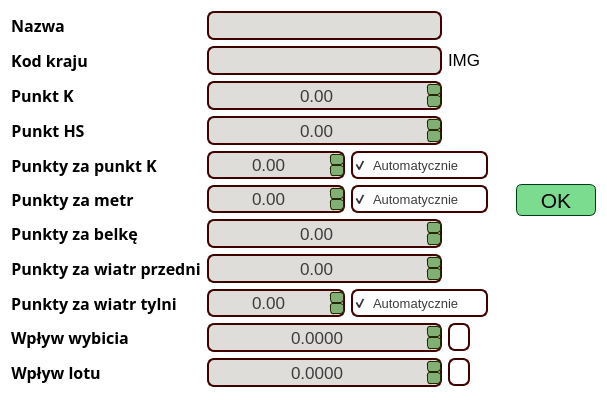
Before: the Qt Designer form UI/EditorWidgets/HillEditorWidget.ui in SiekamCebule/sj-sim, drawn with Qt 5.
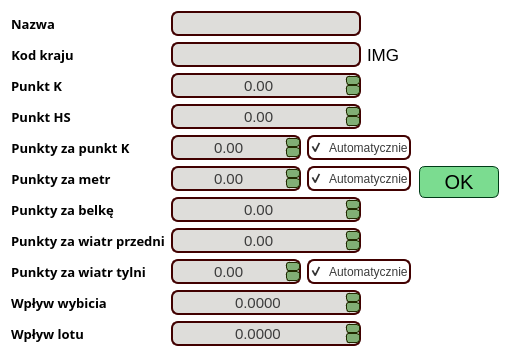
After: the same form once the commit is applied. Icons and pictures are not drawn.

Patch:
```diff
--- a/UI/EditorWidgets/HillEditorWidget.ui
+++ b/UI/EditorWidgets/HillEditorWidget.ui
@@ -9,8 +9,8 @@
    <rect>
     <x>0</x>
     <y>0</y>
-    <width>607</width>
-    <height>400</height>
+    <width>510</width>
+    <height>363</height>
    </rect>
   </property>
   <property name="font">
@@ -25,7 +25,7 @@
    <string notr="true">background-color: rgb(255, 255, 255);
 color: black;</string>
   </property>
-  <layout class="QHBoxLayout" name="horizontalLayout_7">
+  <layout class="QHBoxLayout" name="horizontalLayout_5">
    <item>
     <layout class="QFormLayout" name="formLayout_input">
      <item row="0" column="0">
@@ -33,7 +33,7 @@
        <property name="font">
         <font>
          <family>Quicksand Medium</family>
-         <pointsize>12</pointsize>
+         <pointsize>10</pointsize>
          <bold>true</bold>
         </font>
        </property>
@@ -56,7 +56,7 @@
        <property name="font">
         <font>
          <family>Quicksand Medium</family>
-         <pointsize>12</pointsize>
+         <pointsize>10</pointsize>
          <bold>true</bold>
         </font>
        </property>
@@ -79,7 +79,7 @@
        <property name="font">
         <font>
          <family>Quicksand Medium</family>
-         <pointsize>12</pointsize>
+         <pointsize>10</pointsize>
          <bold>true</bold>
         </font>
        </property>
@@ -102,7 +102,7 @@
        <property name="font">
         <font>
          <family>Quicksand Medium</family>
-         <pointsize>12</pointsize>
+         <pointsize>10</pointsize>
          <bold>true</bold>
         </font>
        </property>
@@ -125,7 +125,7 @@
        <property name="font">
         <font>
          <family>Quicksand Medium</family>
-         <pointsize>12</pointsize>
+         <pointsize>10</pointsize>
          <bold>true</bold>
         </font>
        </property>
@@ -148,7 +148,7 @@
        <property name="font">
         <font>
          <family>Quicksand Medium</family>
-         <pointsize>12</pointsize>
+         <pointsize>10</pointsize>
          <bold>true</bold>
         </font>
        </property>
@@ -171,7 +171,7 @@
        <property name="font">
         <font>
          <family>Quicksand Medium</family>
-         <pointsize>12</pointsize>
+         <pointsize>10</pointsize>
          <bold>true</bold>
         </font>
        </property>
@@ -194,7 +194,7 @@
        <property name="font">
         <font>
          <family>Quicksand Medium</family>
-         <pointsize>12</pointsize>
+         <pointsize>10</pointsize>
          <bold>true</bold>
         </font>
        </property>
@@ -217,7 +217,7 @@
        <property name="font">
         <font>
          <family>Quicksand Medium</family>
-         <pointsize>12</pointsize>
+         <pointsize>10</pointsize>
          <bold>true</bold>
         </font>
        </property>
@@ -240,7 +240,7 @@
        <property name="font">
         <font>
          <family>Quicksand Medium</family>
-         <pointsize>12</pointsize>
+         <pointsize>10</pointsize>
          <bold>true</bold>
         </font>
        </property>
@@ -263,7 +263,7 @@
        <property name="font">
         <font>
          <family>Quicksand Medium</family>
-         <pointsize>12</pointsize>
+         <pointsize>10</pointsize>
          <bold>true</bold>
         </font>
        </property>
@@ -285,19 +285,19 @@
       <widget class="QLineEdit" name="lineEdit_name">
        <property name="minimumSize">
         <size>
-         <width>235</width>
-         <height>29</height>
+         <width>190</width>
+         <height>25</height>
         </size>
        </property>
        <property name="maximumSize">
         <size>
-         <width>235</width>
+         <width>190</width>
          <height>28</height>
         </size>
        </property>
        <property name="font">
         <font>
-         <pointsize>13</pointsize>
+         <pointsize>11</pointsize>
         </font>
        </property>
        <property name="styleSheet">
@@ -329,19 +329,19 @@
         <widget class="QLineEdit" name="lineEdit_countryCode">
          <property name="minimumSize">
           <size>
-           <width>235</width>
-           <height>29</height>
+           <width>190</width>
+           <height>25</height>
           </size>
          </property>
          <property name="maximumSize">
           <size>
-           <width>235</width>
+           <width>190</width>
            <height>28</height>
           </size>
          </property>
          <property name="font">
           <font>
-           <pointsize>13</pointsize>
+           <pointsize>11</pointsize>
           </font>
          </property>
          <property name="styleSheet">
@@ -405,19 +405,19 @@
       <widget class="QDoubleSpinBox" name="doubleSpinBox_KPoint">
        <property name="minimumSize">
         <size>
-         <width>235</width>
-         <height>29</height>
+         <width>190</width>
+         <height>25</height>
         </size>
        </property>
        <property name="maximumSize">
         <size>
-         <width>235</width>
+         <width>190</width>
          <height>28</height>
         </size>
        </property>
        <property name="font">
         <font>
-         <pointsize>13</pointsize>
+         <pointsize>11</pointsize>
         </font>
        </property>
        <property name="styleSheet">
@@ -456,19 +456,19 @@
       <widget class="QDoubleSpinBox" name="doubleSpinBox_HSPoint">
        <property name="minimumSize">
         <size>
-         <width>235</width>
-         <height>29</height>
+         <width>190</width>
+         <height>25</height>
         </size>
        </property>
        <property name="maximumSize">
         <size>
-         <width>235</width>
+         <width>190</width>
          <height>28</height>
         </size>
        </property>
        <property name="font">
         <font>
-         <pointsize>13</pointsize>
+         <pointsize>11</pointsize>
         </font>
        </property>
        <property name="styleSheet">
@@ -510,18 +510,18 @@
          <property name="minimumSize">
           <size>
            <width>130</width>
-           <height>28</height>
+           <height>25</height>
           </size>
          </property>
          <property name="maximumSize">
           <size>
            <width>16777215</width>
-           <height>28</height>
+           <height>25</height>
           </size>
          </property>
          <property name="font">
           <font>
-           <pointsize>13</pointsize>
+           <pointsize>11</pointsize>
           </font>
          </property>
          <property name="styleSheet">
@@ -570,18 +570,18 @@
          <property name="minimumSize">
           <size>
            <width>0</width>
-           <height>28</height>
+           <height>25</height>
           </size>
          </property>
          <property name="maximumSize">
           <size>
            <width>16777215</width>
-           <height>28</height>
+           <height>25</height>
           </size>
          </property>
          <property name="font">
           <font>
-           <pointsize>10</pointsize>
+           <pointsize>9</pointsize>
           </font>
          </property>
          <property name="styleSheet">
@@ -609,18 +609,18 @@
          <property name="minimumSize">
           <size>
            <width>130</width>
-           <height>28</height>
+           <height>25</height>
           </size>
          </property>
          <property name="maximumSize">
           <size>
            <width>16777215</width>
-           <height>28</height>
+           <height>25</height>
           </size>
          </property>
          <property name="font">
           <font>
-           <pointsize>13</pointsize>
+           <pointsize>11</pointsize>
           </font>
          </property>
          <property name="styleSheet">
@@ -672,18 +672,18 @@
          <property name="minimumSize">
           <size>
            <width>0</width>
-           <height>28</height>
+           <height>25</height>
           </size>
          </property>
          <property name="maximumSize">
           <size>
            <width>16777215</width>
-           <height>28</height>
+           <height>25</height>
           </size>
          </property>
          <property name="font">
           <font>
-           <pointsize>10</pointsize>
+           <pointsize>9</pointsize>
           </font>
          </property>
          <property name="styleSheet">
@@ -708,19 +708,19 @@
       <widget class="QDoubleSpinBox" name="doubleSpinBox_gatePoints">
        <property name="minimumSize">
         <size>
-         <width>235</width>
-         <height>29</height>
+         <width>190</width>
+         <height>25</height>
         </size>
        </property>
        <property name="maximumSize">
         <size>
-         <width>235</width>
+         <width>190</width>
          <height>28</height>
         </size>
        </property>
        <property name="font">
         <font>
-         <pointsize>13</pointsize>
+         <pointsize>11</pointsize>
         </font>
        </property>
        <property name="styleSheet">
@@ -762,19 +762,19 @@
       <widget class="QDoubleSpinBox" name="doubleSpinBox_frontWindPoints">
        <property name="minimumSize">
         <size>
-         <width>235</width>
-         <height>29</height>
+         <width>190</width>
+         <height>25</height>
         </size>
        </property>
        <property name="maximumSize">
         <size>
-         <width>235</width>
+         <width>190</width>
          <height>28</height>
         </size>
        </property>
        <property name="font">
         <font>
-         <pointsize>13</pointsize>
+         <pointsize>11</pointsize>
         </font>
        </property>
        <property name="styleSheet">
@@ -819,18 +819,18 @@
          <property name="minimumSize">
           <size>
            <width>130</width>
-           <height>28</height>
+           <height>25</height>
           </size>
          </property>
          <property name="maximumSize">
           <size>
            <width>16777215</width>
-           <height>28</height>
+           <height>25</height>
           </size>
          </property>
          <property name="font">
           <font>
-           <pointsize>13</pointsize>
+           <pointsize>11</pointsize>
           </font>
          </property>
          <property name="styleSheet">
@@ -882,18 +882,18 @@
          <property name="minimumSize">
           <size>
            <width>0</width>
-           <height>28</height>
+           <height>25</height>
           </size>
          </property>
          <property name="maximumSize">
           <size>
            <width>16777215</width>
-           <height>28</height>
+           <height>25</height>
           </size>
          </property>
          <property name="font">
           <font>
-           <pointsize>10</pointsize>
+           <pointsize>9</pointsize>
           </font>
          </property>
          <property name="styleSheet">
@@ -914,139 +914,23 @@
        </item>
       </layout>
      </item>
-     <item row="9" column="1">
-      <layout class="QHBoxLayout" name="horizontalLayout_5">
-       <item>
-        <widget class="QDoubleSpinBox" name="doubleSpinBox_takeoffEffect">
-         <property name="minimumSize">
-          <size>
-           <width>235</width>
-           <height>29</height>
-          </size>
-         </property>
-         <property name="maximumSize">
-          <size>
-           <width>235</width>
-           <height>28</height>
-          </size>
-         </property>
-         <property name="font">
-          <font>
-           <pointsize>13</pointsize>
-          </font>
-         </property>
-         <property name="styleSheet">
-          <string notr="true">QWidget{
-	background-color: rgb(222, 221, 218);
-	color: rgb(60, 60, 60);
-	border: 2px solid rgb(65, 0, 0);
-	border-radius: 7px;
-}
-
-QDoubleSpinBox::up-button{
-border: 1px solid rgb(33, 42, 0);
-border-radius: 3px;
-		background-color: rgb(129, 175, 117);
-	color: rgb(0, 59, 23);
-}
-QDoubleSpinBox::down-button{
-border: 1px solid rgb(33, 42, 0);
-border-radius: 3px;
-	background-color: rgb(129, 175, 117);
-	color: rgb(0, 59, 23);
-}</string>
-         </property>
-         <property name="alignment">
-          <set>Qt::AlignCenter</set>
-         </property>
-         <property name="decimals">
-          <number>4</number>
-         </property>
-         <property name="minimum">
-          <double>-1000000.000000000000000</double>
-         </property>
-         <property name="maximum">
-          <double>1000000.000000000000000</double>
-         </property>
-         <property name="singleStep">
-          <double>0.100000000000000</double>
-         </property>
-        </widget>
-       </item>
-       <item>
-        <widget class="QPushButton" name="pushButton_takeoffEffectHelp">
-         <property name="minimumSize">
-          <size>
-           <width>22</width>
-           <height>28</height>
-          </size>
-         </property>
-         <property name="maximumSize">
-          <size>
-           <width>22</width>
-           <height>28</height>
-          </size>
-         </property>
-         <property name="styleSheet">
-          <string notr="true">QWidget{
-	background: transparent;
-	color: rgb(60, 60, 60);
-	border: 2px solid rgb(65, 0, 0);
-	border-radius: 7px;
-}
-
-QDoubleSpinBox::up-button{
-border: 1px solid rgb(33, 42, 0);
-border-radius: 3px;
-		background-color: rgb(129, 175, 117);
-	color: rgb(0, 59, 23);
-}
-QDoubleSpinBox::down-button{
-border: 1px solid rgb(33, 42, 0);
-border-radius: 3px;
-	background-color: rgb(129, 175, 117);
-	color: rgb(0, 59, 23);
-}</string>
-         </property>
-         <property name="text">
-          <string/>
-         </property>
-         <property name="icon">
-          <iconset resource="../../assets.qrc">
-           <normaloff>:/img/help.png</normaloff>:/img/help.png</iconset>
-         </property>
-         <property name="iconSize">
-          <size>
-           <width>22</width>
-           <height>22</height>
-          </size>
-         </property>
-         <property name="flat">
-          <bool>true</bool>
-         </property>
-        </widget>
-       </item>
-      </layout>
-     </item>
      <item row="10" column="1">
-      <layout class="QHBoxLayout" name="horizontalLayout_6">
-       <item>
         <widget class="QDoubleSpinBox" name="doubleSpinBox_flightEffect">
          <property name="minimumSize">
           <size>
-           <width>235</width>
-           <height>29</height>
+         <width>190</width>
+         <height>25</height>
           </size>
          </property>
          <property name="maximumSize">
           <size>
-           <width>235</width>
+         <width>190</width>
            <height>28</height>
           </size>
          </property>
          <property name="font">
           <font>
-           <pointsize>13</pointsize>
+         <pointsize>11</pointsize>
           </font>
          </property>
          <property name="styleSheet">
@@ -1087,23 +971,28 @@
          </property>
         </widget>
        </item>
-       <item>
-        <widget class="QPushButton" name="pushButton_flightEffectHelp">
+     <item row="9" column="1">
+      <widget class="QDoubleSpinBox" name="doubleSpinBox_takeoffEffect">
          <property name="minimumSize">
           <size>
-           <width>22</width>
-           <height>28</height>
+         <width>190</width>
+         <height>25</height>
           </size>
          </property>
          <property name="maximumSize">
           <size>
-           <width>22</width>
+         <width>190</width>
            <height>28</height>
           </size>
          </property>
+       <property name="font">
+        <font>
+         <pointsize>11</pointsize>
+        </font>
+       </property>
          <property name="styleSheet">
           <string notr="true">QWidget{
-	background: transparent;
+	background-color: rgb(222, 221, 218);
 	color: rgb(60, 60, 60);
 	border: 2px solid rgb(65, 0, 0);
 	border-radius: 7px;
@@ -1122,25 +1011,22 @@
 	color: rgb(0, 59, 23);
 }</string>
          </property>
-         <property name="text">
-          <string/>
-         </property>
-         <property name="icon">
-          <iconset resource="../../assets.qrc">
-           <normaloff>:/img/help.png</normaloff>:/img/help.png</iconset>
-         </property>
-         <property name="iconSize">
-          <size>
-           <width>22</width>
-           <height>22</height>
-          </size>
-         </property>
-         <property name="flat">
-          <bool>true</bool>
-         </property>
-        </widget>
-       </item>
-      </layout>
+       <property name="alignment">
+        <set>Qt::AlignCenter</set>
+       </property>
+       <property name="decimals">
+        <number>4</number>
+       </property>
+       <property name="minimum">
+        <double>-1000000.000000000000000</double>
+       </property>
+       <property name="maximum">
+        <double>1000000.000000000000000</double>
+       </property>
+       <property name="singleStep">
+        <double>0.100000000000000</double>
+       </property>
+      </widget>
      </item>
     </layout>
    </item>
@@ -1186,7 +1072,7 @@
        <property name="font">
         <font>
          <family>Ubuntu</family>
-         <pointsize>16</pointsize>
+         <pointsize>15</pointsize>
         </font>
        </property>
        <property name="focusPolicy">
```
Left out of the diff: 4 changed lines with no effect on the pictures. Lines whose indentation alone changed are shown as unchanged.
